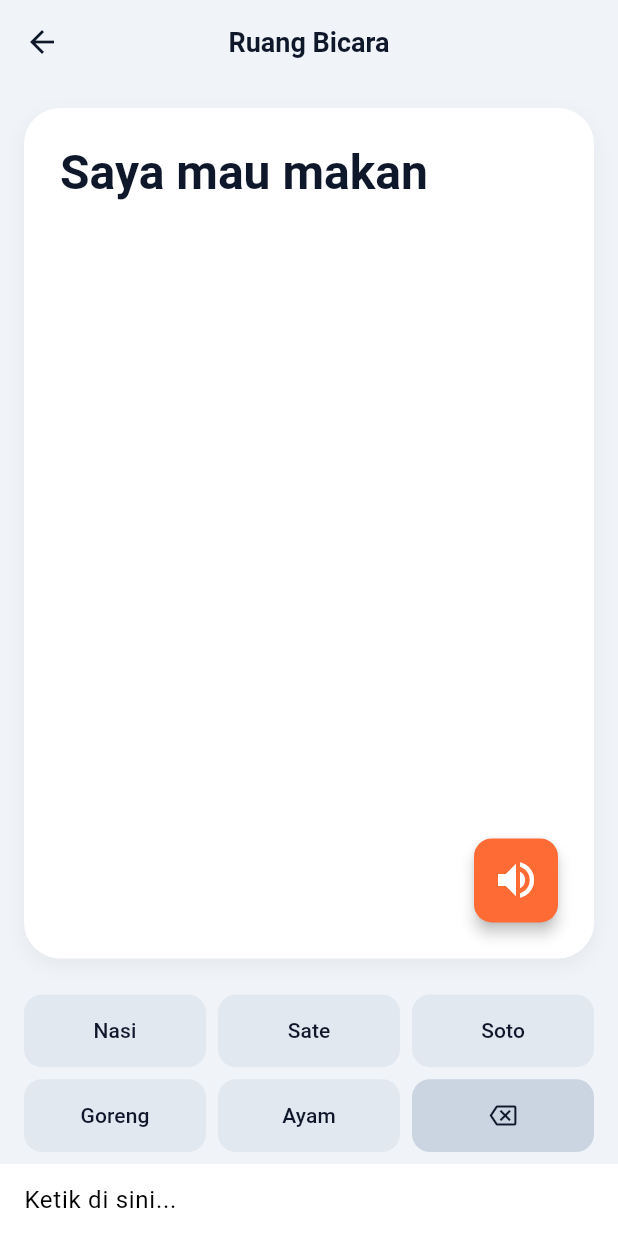
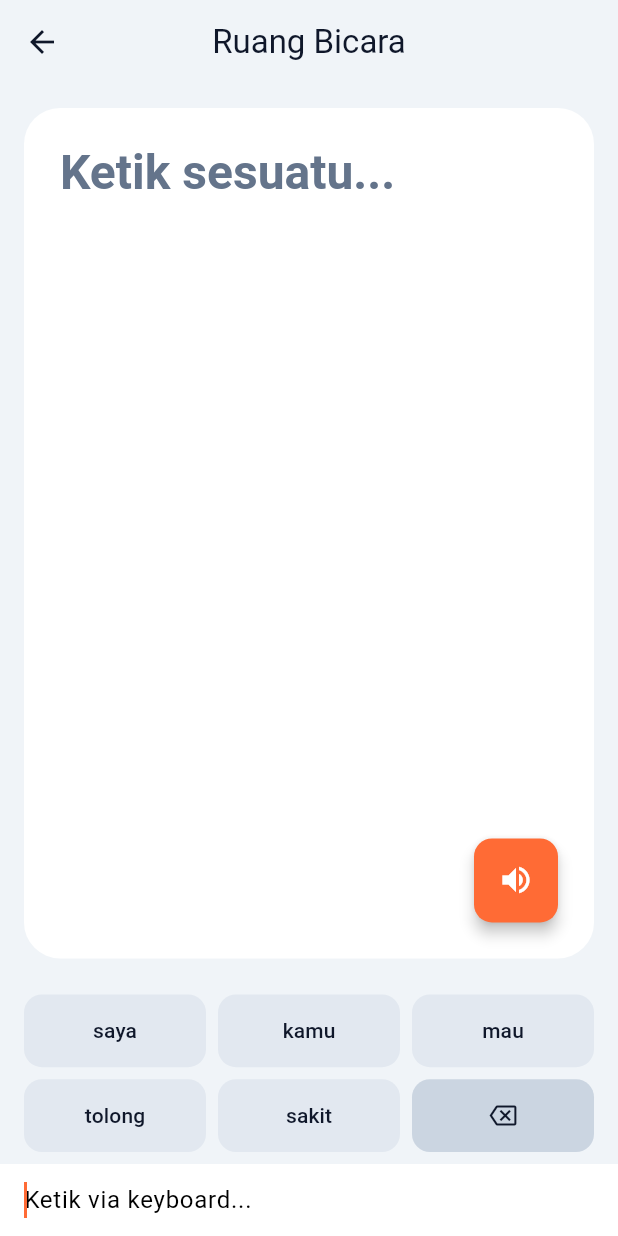
Before and after one commit to DevonAP/PROJECT-JUBIR, a Flutter app: the screen it shows after launch, after a tap on the "send" icon, on a phone screen of 412 x 824 dp. Run offline on Flutter 3.47's test engine with Material 3 defaults, Android fonts, the phone set to English and light mode, and no system bars; our stand-ins replace flutter_riverpod, flutter_tts, hive_flutter, riverpod_annotation; accounts and stored records are empty; generated files the repository leaves out were written again.

Commit message:
update fungsional

```diff
--- a/lib/features/home_board/view/active_typing_screen.dart
+++ b/lib/features/home_board/view/active_typing_screen.dart
@@ -1,33 +1,68 @@
 import 'package:flutter/material.dart';
-import '../../../core/constants.dart'; // Sesuaikan lokasi folder Anda
+import 'package:flutter_riverpod/flutter_riverpod.dart';
+import '../../../core/constants.dart';
+import '../../word_prediction/controller/prediction_controller.dart';
+import '../../../features/tts_voice/controller/tts_controller.dart';
 
-class ActiveTypingScreen extends StatelessWidget {
+// Ubah menjadi ConsumerStatefulWidget agar bisa membaca Riverpod
+class ActiveTypingScreen extends ConsumerStatefulWidget {
   const ActiveTypingScreen({super.key});
 
   @override
+  ConsumerState<ActiveTypingScreen> createState() => _ActiveTypingScreenState();
+}
+
+class _ActiveTypingScreenState extends ConsumerState<ActiveTypingScreen> {
+  final TextEditingController _textController = TextEditingController();
+
+  @override
+  void initState() {
+    super.initState();
+    // Setiap kali user ngetik di keyboard, laporkan ke Riverpod!
+    _textController.addListener(() {
+      ref.read(inputTextProvider.notifier)
+    .updateText(_textController.text);
+    });
+  }
+
+  @override
+  void dispose() {
+    _textController.dispose();
+    super.dispose();
+  }
+
+  // Fungsi saat tombol prediksi ditekan
+  void _addWordToInput(String word) {
+    final currentText = _textController.text;
+    // Tambahkan kata baru dan beri spasi
+    final newText = currentText.isEmpty ? "$word " : "$currentText$word ";
+
+    _textController.text = newText;
+    // Pindahkan kursor ke ujung kanan
+    _textController.selection = TextSelection.fromPosition(TextPosition(offset: newText.length));
+  }
+
+  @override
   Widget build(BuildContext context) {
+    // Pantau daftar prediksi dari database secara live!
+    final predictions = ref.watch(predictionListProvider);
+
+    final inputText = ref.watch(inputTextProvider);
+
     return Scaffold(
+      backgroundColor: AppColors.background,
       appBar: AppBar(
-        title: const Text(
-          'Ruang Bicara',
-          style: TextStyle(
-            fontWeight: FontWeight.w600,
-            color: AppColors.textPrimary,
-            fontSize: 18,
-          ),
-        ),
+        title: const Text('Ruang Bicara', style: TextStyle(color: AppColors.textPrimary)),
         centerTitle: true,
         backgroundColor: Colors.transparent,
         elevation: 0,
-        // Mengubah warna tombol back (panah kembali) menjadi gelap agar kontras
         iconTheme: const IconThemeData(color: AppColors.textPrimary),
       ),
-      // SafeArea agar UI tidak tertutup poni (notch) HP
       body: SafeArea(
         child: Column(
           children: [
             // ==========================================
-            // 1. AREA TEKS UTAMA & TOMBOL SUARAKAN (FAB)
+            // 1. AREA TEKS UTAMA (Bukan TextField, hanya Tampilan)
             // ==========================================
             Expanded(
               child: Container(
@@ -35,35 +70,39 @@ class ActiveTypingScreen extends StatelessWidget {
                 margin: const EdgeInsets.all(AppSizes.p16),
                 padding: const EdgeInsets.all(AppSizes.p24),
                 decoration: BoxDecoration(
-                  color: AppColors.surface, // Warna putih bersih
+                  color: AppColors.surface,
                   borderRadius: BorderRadius.circular(AppSizes.radiusL),
-                  boxShadow: [
-                    BoxShadow(
-                      color: Colors.black.withOpacity(0.05), // Bayangan lembut ala Dribbble
-                      blurRadius: 10,
-                      offset: const Offset(0, 4),
-                    ),
-                  ],
                 ),
                 child: Column(
                   crossAxisAlignment: CrossAxisAlignment.start,
                   children: [
-                    // Teks Dummy (Nanti akan diganti dengan state Riverpod)
                     Expanded(
+                      // Teksnya sekarang membaca dari Riverpod, bukan teks statis lagi!
                       child: Text(
-                        "Saya mau makan",
-                        style: Theme.of(context).textTheme.displaySmall,
+                        inputText.isEmpty
+                            ? "Ketik sesuatu..."
+                            : inputText,
+                        style: Theme.of(context).textTheme.displaySmall?.copyWith(
+                          color: inputText.isEmpty
+                              ? AppColors.textSecondary // Abu-abu kalau kosong
+                              : AppColors.textPrimary, // Gelap kalau ada isinya
+                        ),
                       ),
                     ),
-                    // Tombol Speaker (FAB) diposisikan di kanan bawah area putih
-                    // Dengan cara ini, FAB tidak akan pernah menutupi tulisan
                     Align(
                       alignment: Alignment.bottomRight,
                       child: FloatingActionButton(
+                        backgroundColor: AppColors.primary, // Sesuaikan warna tema kamu
                         onPressed: () {
-                          // TODO: Logika TTS (Suara AI) nanti di sini
+                          // Ambil teks yang ada di Riverpod saat ini
+                          final textToSpeak = ref.read(inputTextProvider);
+
+                          // Panggil fitur suara AI untuk membacakannya
+                          ref.read(ttsVoiceProvider).speak(textToSpeak);
+
+                          _textController.clear();
                         },
-                        child: const Icon(Icons.volume_up, size: AppSizes.iconLarge),
+                        child: const Icon(Icons.volume_up, color: Colors.white),
                       ),
                     ),
                   ],
@@ -72,42 +111,38 @@ class ActiveTypingScreen extends StatelessWidget {
             ),
 
             // ==========================================
-            // 2. GRID 6 TOMBOL PREDIKSI (5 Kata + 1 Hapus)
+            // 2. GRID 6 TOMBOL PREDIKSI
             // ==========================================
             Container(
-              padding: const EdgeInsets.symmetric(
-                horizontal: AppSizes.p16,
-                vertical: AppSizes.p8,
-              ),
+              padding: const EdgeInsets.symmetric(horizontal: AppSizes.p16, vertical: AppSizes.p8),
               child: GridView.count(
                 shrinkWrap: true,
-                physics: const NeverScrollableScrollPhysics(), // Mematikan scroll karena statis
-                crossAxisCount: 3, // 3 kolom
+                physics: const NeverScrollableScrollPhysics(),
+                crossAxisCount: 3,
                 mainAxisSpacing: AppSizes.p8,
                 crossAxisSpacing: AppSizes.p8,
-                childAspectRatio: 2.5, // Rasio lebar:tinggi tombol agar proporsional
+                childAspectRatio: 2.5,
                 children: [
-                  _buildPredictionButton("Nasi", context),
-                  _buildPredictionButton("Sate", context),
-                  _buildPredictionButton("Soto", context),
-                  _buildPredictionButton("Goreng", context),
-                  _buildPredictionButton("Ayam", context),
-                  _buildBackspaceButton(), // Slot ke-6 khusus hapus
+                  // Loop 5 kata dari database (Data dummy Riverpod)
+                  ...predictions.take(5).map((word) => _buildPredictionButton(word)),
+                  // Tombol ke-6 khusus Backspace
+                  _buildBackspaceButton(),
                 ],
               ),
             ),
 
             // ==========================================
-            // 3. AREA KEYBOARD (Input Teks Fisik)
+            // 3. AREA KEYBOARD (Input Fisik)
             // ==========================================
-            // Ini memancing keyboard HP standar untuk muncul
             Container(
               color: AppColors.surface,
               padding: const EdgeInsets.symmetric(horizontal: AppSizes.p16),
-              child: const TextField(
-                decoration: InputDecoration(
-                  hintText: "Ketik di sini...",
-                  border: InputBorder.none, // Dibuat polos agar menyatu dengan layar
+              child: TextField(
+                controller: _textController,
+                autofocus: true, // Otomatis buka keyboard
+                decoration: const InputDecoration(
+                  hintText: "Ketik via keyboard...",
+                  border: InputBorder.none,
                 ),
               ),
             ),
@@ -119,29 +154,24 @@ class ActiveTypingScreen extends StatelessWidget {
 
   // --- WIDGET BANTUAN UNTUK TOMBOL ---
 
-  // Tombol untuk kata prediksi
-  Widget _buildPredictionButton(String word, BuildContext context) {
+  Widget _buildPredictionButton(String word) {
     return ElevatedButton(
-      onPressed: () {
-        // TODO: Logika tambah kata ke kalimat utama
-      },
-      child: Text(word), // Teks akan otomatis mengikuti warna gelap di theme.dart
+      onPressed: () => _addWordToInput(word),
+      child: Text(word, overflow: TextOverflow.ellipsis), // ellipsis agar tidak luber
     );
   }
 
-  // Tombol abu-abu khusus untuk Backspace
   Widget _buildBackspaceButton() {
     return ElevatedButton(
-      style: ElevatedButton.styleFrom(
-        backgroundColor: AppColors.backspaceBackground, // Warna abu-abu netral
-      ),
+      style: ElevatedButton.styleFrom(backgroundColor: AppColors.backspaceBackground),
       onPressed: () {
-        // TODO: Logika hapus kata
+        if (_textController.text.isNotEmpty) {
+          // Logika hapus karakter (bisa dikembangkan jadi hapus kata penuh nanti)
+          _textController.text = _textController.text.substring(0, _textController.text.length - 1);
+          _textController.selection = TextSelection.fromPosition(TextPosition(offset: _textController.text.length));
+        }
       },
-      child: const Icon(
-        Icons.backspace_outlined,
-        color: AppColors.textPrimary, // Ikon warna gelap agar kontras
-      ),
+      child: const Icon(Icons.backspace_outlined, color: AppColors.textPrimary),
     );
   }
 }
--- /dev/null
+++ b/lib/features/word_prediction/controller/prediction_controller.dart
@@ -0,0 +1,48 @@
+import 'package:flutter_riverpod/flutter_riverpod.dart';
+import 'package:riverpod_annotation/riverpod_annotation.dart';
+import '../repository/prediction_repository.dart';
+
+// Bagian ini WAJIB ada di Riverpod Generator.
+// Nama file harus sama dengan nama file aslinya, lalu ditambah '.g.dart'
+part 'prediction_controller.g.dart';
+
+// 1. Pengganti predictionRepoProvider yang lama
+@riverpod
+PredictionRepository predictionRepo(Ref ref) {
+  return PredictionRepository();
+}
+
+// 2. Pengganti inputTextProvider (StateProvider) yang lama
+// Di Riverpod modern, StateProvider diubah menjadi class Notifier
+@riverpod
+class InputText extends _$InputText {
+  @override
+  String build() {
+    return ""; // Nilai awal (initial state)
+  }
+
+  // Method untuk mengubah isi teksnya nanti di UI
+  void updateText(String newText) {
+    state = newText;
+  }
+}
+
+// 3. Pengganti predictionListProvider yang lama (Provider Pintar)
+@riverpod
+List<String> predictionList(Ref ref) {
+  // Menonton repo dan text menggunakan nama fungsi/class yang digenerate otomatis
+  final repo = ref.watch(predictionRepoProvider);
+  final text = ref.watch(inputTextProvider);
+
+  if (text.isEmpty) {
+    // Jika belum ngetik apa-apa, munculkan kata dasar ini
+    return ["saya", "kamu", "mau", "tolong", "sakit"];
+  }
+
+  // Ambil kata terakhir yang baru saja diketik
+  final words = text.trim().split(' ');
+  final lastWord = words.isNotEmpty ? words.last : "";
+
+  // Minta prediksi ke database Hive berdasarkan kata terakhir
+  return repo.getPredictions(lastWord);
+}
--- /dev/null
+++ b/lib/features/word_prediction/repository/prediction_repository.dart
@@ -0,0 +1,46 @@
+import 'package:hive_flutter/hive_flutter.dart';
+
+class PredictionRepository {
+  static const String boxName = 'ngram_box';
+
+  // 1. Inisialisasi Database Hive (Dipanggil sekali saat aplikasi dibuka)
+  static Future<void> initDatabase() async {
+    await Hive.initFlutter();
+    await Hive.openBox(boxName);
+
+    // Masukkan data dummy jika database masih kosong
+    final box = Hive.box(boxName);
+    if (box.isEmpty) {
+      await _seedDummyData(box);
+    }
+  }
+
+  // 2. Fungsi untuk memanggil 5 prediksi kata berdasarkan kata terakhir
+  List<String> getPredictions(String lastWord) {
+    final box = Hive.box(boxName);
+    final String key = lastWord.toLowerCase().trim();
+
+    // Ambil prediksi dari database. Jika kata tidak ada, kembalikan kata dasar umum.
+    final predictions = box.get(key, defaultValue: ["aku", "kamu", "mau", "itu", "ini"]);
+
+    return List<String>.from(predictions);
+  }
+
+  // --- DUMMY DATA UNTUK MVP ---
+  // Di versi final, data ini akan berisi ribuan kata hasil pembobotan N-Gram
+  static Future<void> _seedDummyData(Box box) async {
+    Map<String, List<String>> bigramData = {
+      "saya": ["mau", "suka", "lapar", "sakit", "tolong"],
+      "mau": ["makan", "minum", "pulang", "ke toilet", "istirahat"],
+      "makan": ["nasi", "roti", "ayam", "sate", "soto"],
+      "minum": ["air", "teh", "kopi", "susu", "obat"],
+      "tolong": ["bantu", "ambilkan", "saya", "panggilkan", "buka"],
+      "sakit": ["kepala", "perut", "gigi", "sekali", "dada"],
+    };
+
+    // Menyimpan semua kamus Bigram ke dalam database lokal Hive (Zero Latency)
+    for (var entry in bigramData.entries) {
+      await box.put(entry.key, entry.value);
+    }
+  }
+}
--- a/lib/main.dart
+++ b/lib/main.dart
@@ -1,16 +1,17 @@
 import 'package:flutter/material.dart';
+import 'package:flutter_riverpod/flutter_riverpod.dart'; // Tambahkan ini
 import 'core/theme.dart';
 import 'features/home_board/view/welcome_screen.dart';
+import 'features/word_prediction/repository/prediction_repository.dart'; // Tambahkan ini
 
-void main() {
-  // Memastikan binding Flutter sudah siap sebelum aplikasi berjalan
+void main() async {
   WidgetsFlutterBinding.ensureInitialized();
 
-  // TODO: Nanti Anggota B akan menambahkan inisialisasi database Hive di sini, contoh:
-  // await Hive.initFlutter();
-  // await Hive.openBox('prediction_box');
+  // Menyalakan database Hive sebelum UI digambar
+  await PredictionRepository.initDatabase();
 
-  runApp(const MyApp());
+  // Bungkus MyApp dengan ProviderScope agar Riverpod bisa berjalan
+  runApp(const ProviderScope(child: MyApp()));
 }
 
 class MyApp extends StatelessWidget {
```
Also changed, not shown: lib/features/tts_voice/controller/tts_controller.dart (added, +10 -0 lines), lib/features/tts_voice/service/tts_service.dart (added, +21 -0 lines), pubspec.yaml (+7 -1 lines), lib/features/tts_voice/controller/tts_controller.g.dart (added), lib/features/word_prediction/controller/prediction_controller.g.dart (added), pubspec.lock, 4 other files.
